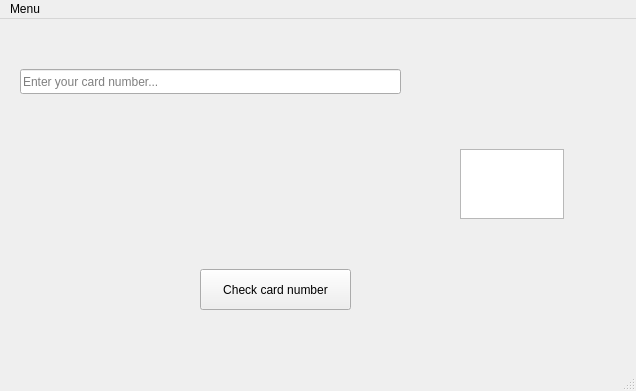
This is cardValidator/mainwindow.ui in paperboxsoftware/QtTasks as Qt 5 draws it before an edit. The edited form follows.
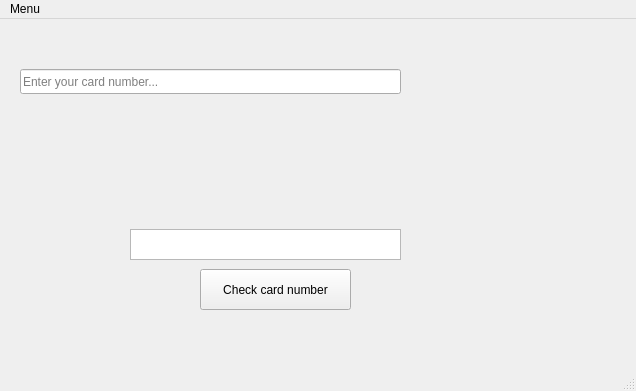
This is the edited form.

What changed in the file:
```diff
--- a/cardValidator/mainwindow.ui
+++ b/cardValidator/mainwindow.ui
@@ -33,10 +33,10 @@
    <widget class="QTextEdit" name="textEdit">
     <property name="geometry">
      <rect>
-      <x>460</x>
-      <y>130</y>
-      <width>104</width>
-      <height>70</height>
+      <x>130</x>
+      <y>210</y>
+      <width>271</width>
+      <height>31</height>
      </rect>
     </property>
    </widget>
```
Left out of the diff: 54 changed lines with no effect on the pictures.
